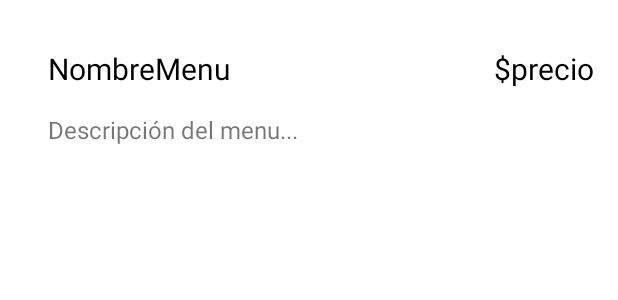
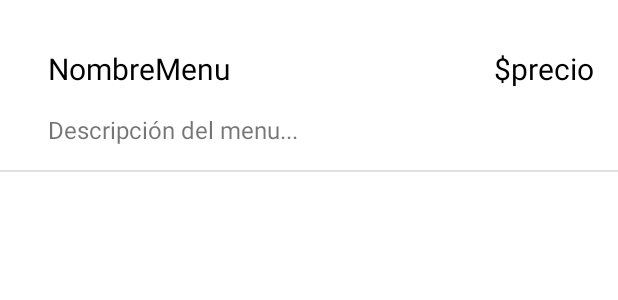
Before and after one commit to MartinezFabian/SentidosDelivery, an Android app: the layout item_menu.xml on its own in the app's theme, with its tools: preview values and no code run, on a phone screen of 412 x 824 dp. Shown: the top 300 px of the screen. Run offline under Robolectric (Android 15) with nearby library versions, the phone set to English and light mode, and no system bars.

```diff
--- a/app/src/main/java/org/example/sentidosdelivery/ui/MainActivity.kt
+++ b/app/src/main/java/org/example/sentidosdelivery/ui/MainActivity.kt
@@ -7,6 +7,7 @@ import android.view.View
 import android.widget.Toast
 import androidx.fragment.app.Fragment
 import androidx.fragment.app.FragmentTransaction
+import androidx.navigation.NavController
 import androidx.navigation.findNavController
 import androidx.navigation.ui.AppBarConfiguration
 import androidx.navigation.ui.setupActionBarWithNavController
@@ -46,8 +47,7 @@ class MainActivity : AppCompatActivity() {
         fragmentCarrito = Carrito();
         fragmentPerfil = Perfil();
 
-        fmanager.beginTransaction().add(R.id.fragment, fragmentMenu).commit()
-
+        fmanager.beginTransaction().add(R.id.fragment, fragmentPerfil).commit()
     }
 
     fun onClick(item: MenuItem) {
--- a/app/src/main/res/layout/fragment_menu.xml
+++ b/app/src/main/res/layout/fragment_menu.xml
@@ -9,5 +9,6 @@
     <androidx.recyclerview.widget.RecyclerView
         android:id="@+id/recyclerMenu"
         android:layout_width="match_parent"
-        android:layout_height="match_parent" />
+        android:layout_height="match_parent"
+        tools:listitem="@layout/item_menu" />
 </FrameLayout>
--- a/app/src/main/res/layout/item_menu.xml
+++ b/app/src/main/res/layout/item_menu.xml
@@ -26,10 +26,8 @@
         android:layout_marginStart="32dp"
         android:layout_marginTop="16dp"
         android:layout_marginEnd="32dp"
-        android:layout_marginBottom="16dp"
         android:text="Descripción del menu..."
         android:textSize="16sp"
-        app:layout_constraintBottom_toBottomOf="parent"
         app:layout_constraintEnd_toEndOf="parent"
         app:layout_constraintStart_toStartOf="parent"
         app:layout_constraintTop_toBottomOf="@+id/tvNombreMenu" />
@@ -45,4 +43,14 @@
         android:textSize="20sp"
         app:layout_constraintEnd_toEndOf="parent"
         app:layout_constraintTop_toTopOf="parent" />
+
+    <View
+        android:id="@+id/divider"
+        android:layout_width="wrap_content"
+        android:layout_height="1dp"
+        android:layout_marginTop="16dp"
+        android:background="?android:attr/listDivider"
+        app:layout_constraintEnd_toEndOf="parent"
+        app:layout_constraintStart_toStartOf="parent"
+        app:layout_constraintTop_toBottomOf="@+id/tvDescripcionMenu" />
 </androidx.constraintlayout.widget.ConstraintLayout>
```
Also changed, not shown: app/src/main/java/org/example/sentidosdelivery/adapter/MenuAdapter.kt (added, +39 -0 lines), app/src/main/java/org/example/sentidosdelivery/model/ItemMenu.kt (+7 -1 lines), app/src/main/java/org/example/sentidosdelivery/ui/Menu.kt (+21 -3 lines).
